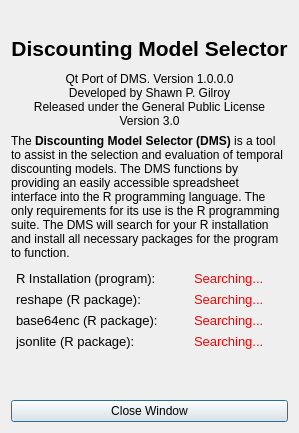
Old version of the form statusdialog.ui in the repository miyamot0/ModelSelectorQt.
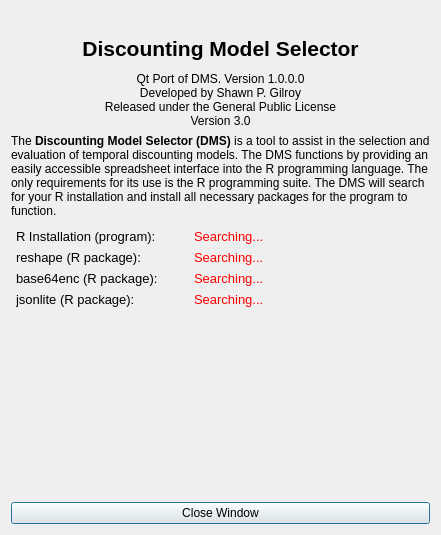
New version of the form. Icons and pictures are not drawn.

Commit message: Fixed size for status window

Patch:
```diff
--- a/statusdialog.ui
+++ b/statusdialog.ui
@@ -9,8 +9,8 @@
    <rect>
     <x>0</x>
     <y>0</y>
-    <width>367</width>
-    <height>556</height>
+    <width>441</width>
+    <height>535</height>
    </rect>
   </property>
   <property name="windowTitle">
@@ -21,10 +21,13 @@
   </property>
   <layout class="QVBoxLayout" name="verticalLayout_2">
    <property name="sizeConstraint">
-    <enum>QLayout::SetFixedSize</enum>
+    <enum>QLayout::SetDefaultConstraint</enum>
    </property>
    <item>
     <layout class="QVBoxLayout" name="verticalLayout">
+     <property name="sizeConstraint">
+      <enum>QLayout::SetFixedSize</enum>
+     </property>
      <item>
       <widget class="QLabel" name="label">
        <property name="text">
```
